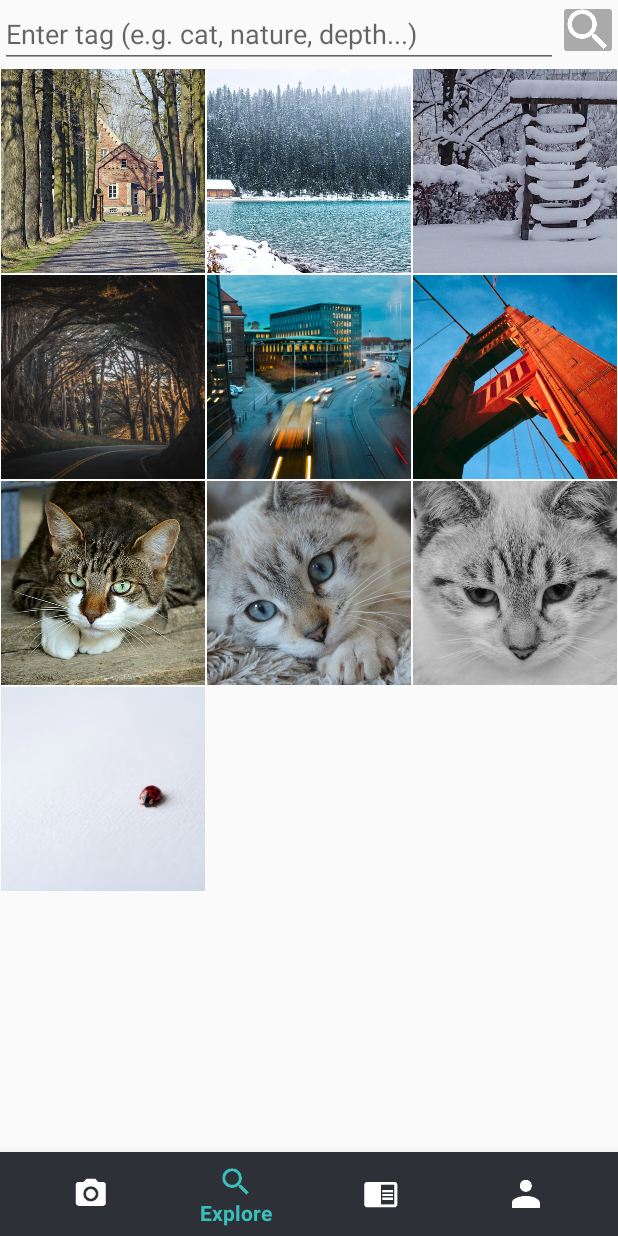
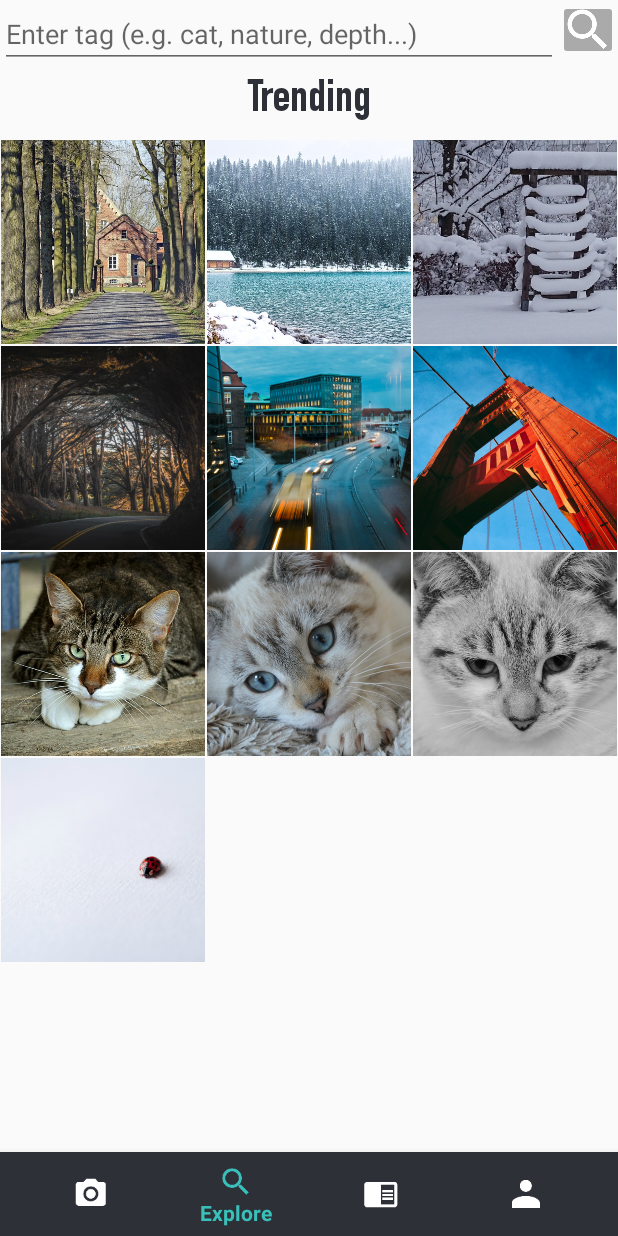
Before and after one commit to Jia-Yao/PICoachU, an Android app: the ExploreActivity screen opened directly, with no data from a screen before it, on a phone screen of 412 x 824 dp. Run offline under Robolectric (Android 15) with nearby library versions, the phone set to English and light mode, and no system bars; libraries missing offline, so code that uses them is left out: org.json.simple.

Commit message:
add trending to explore screen

```diff
--- a/PICoachU/app/src/main/java/cs147/picoachu/ExploreActivity.java
+++ b/PICoachU/app/src/main/java/cs147/picoachu/ExploreActivity.java
@@ -4,6 +4,7 @@ import android.content.Context;
 import android.content.Intent;
 import android.graphics.Bitmap;
 import android.graphics.BitmapFactory;
+import android.graphics.Typeface;
 import android.media.ExifInterface;
 import android.os.Bundle;
 import android.support.annotation.NonNull;
@@ -22,6 +23,9 @@ import android.widget.ImageButton;
 import android.widget.ImageView;
 import android.widget.TableLayout;
 import android.widget.TableRow;
+import android.widget.TextView;
+
+import org.w3c.dom.Text;
 
 import java.io.File;
 import java.io.IOException;
@@ -34,6 +38,9 @@ public class ExploreActivity extends AppCompatActivity {
     Menu navigation_menu;
     EditText commentInput;
     ImageButton sendButton;
+    Typeface type;
+    Typeface type_reg;
+    TextView trending;
 
     // Switch to other activities
     private BottomNavigationView.OnNavigationItemSelectedListener mOnNavigationItemSelectedListener
@@ -73,6 +80,8 @@ public class ExploreActivity extends AppCompatActivity {
 
         super.onCreate(savedInstanceState);
         setContentView(R.layout.activity_explore);
+        type = Typeface.createFromAsset(getAssets(),"fonts/DIN Condensed Bold.ttf");
+        type_reg = Typeface.createFromAsset(getAssets(),"fonts/DIN Condensed Reg.ttf");
 
         // Set up bottom bar
         navigation = (BottomNavigationView) findViewById(R.id.navigation);
@@ -83,7 +92,7 @@ public class ExploreActivity extends AppCompatActivity {
         menuItem.setChecked(true);
 
 
-
+        trending = (TextView)findViewById(R.id.trending);
         sendButton = (ImageButton) findViewById(R.id.sendButton);
         sendButton.setEnabled(false);
         commentInput = (EditText) findViewById(R.id.commentInput);
@@ -106,6 +115,8 @@ public class ExploreActivity extends AppCompatActivity {
             @Override
             public void onClick(View v) {
 
+                // hide trending
+                trending.setVisibility(View.GONE);
                 // Set up photo display
                 TableLayout table = (TableLayout)findViewById(R.id.photosView);
                 table.removeAllViews();
@@ -198,7 +209,8 @@ public class ExploreActivity extends AppCompatActivity {
         });
 
 
-
+        // Trending
+        trending.setTypeface(type);
 
         // Set up photo display
         TableLayout table = (TableLayout)findViewById(R.id.photosView);
--- a/PICoachU/app/src/main/res/layout/activity_explore.xml
+++ b/PICoachU/app/src/main/res/layout/activity_explore.xml
@@ -57,6 +57,16 @@
 
         </LinearLayout>
 
+        <TextView
+            android:id="@+id/trending"
+            android:layout_width="match_parent"
+            android:layout_height="wrap_content"
+            android:layout_marginBottom="10dp"
+            android:gravity="center"
+            android:text="Trending"
+            android:textColor="@color/colorPrimaryDark"
+            android:textSize="30sp"/>
+
         <ScrollView
             android:layout_width="match_parent"
             android:layout_height="match_parent">
```
